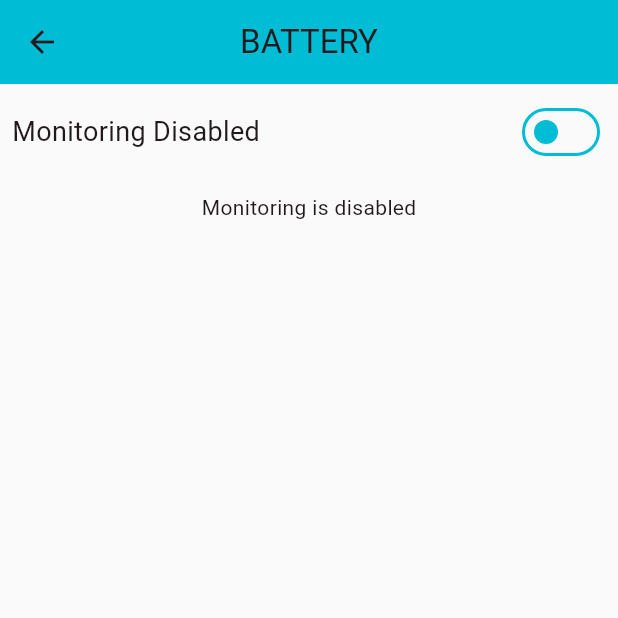
After one commit to HavWho/scand_test_app, a Flutter app: the screen it shows after launch, after a tap on an icon or button, on a phone screen of 412 x 824 dp, the top half of it. The commit adds this screen. Run offline on Flutter 3.47's test engine with Material 3 defaults, Android fonts, the phone set to English and light mode, and no system bars; our stand-ins replace flutter_bloc.

Commit message:
add details screen

```diff
--- a/lib/core/platform/device_platform_service.dart
+++ b/lib/core/platform/device_platform_service.dart
@@ -11,6 +11,6 @@ abstract class DevicePlatformService {
 
   Stream<DeviceEvent> observeEvents();
 
-  Future<void> startMonitoring(Duration interval);
+  Future<void> startMonitoring();
   Future<void> stopMonitoring();
 }
--- a/lib/features/dashboard/widgets/grid_view_container.dart
+++ b/lib/core/widgets/app_container.dart
@@ -1,13 +1,13 @@
 import 'package:flutter/material.dart';
 
-class GridViewContainer extends StatelessWidget {
+class AppContainer extends StatelessWidget {
   final Widget child;
   final EdgeInsets? padding;
   final Color? bgColor;
   final double? width;
   final double? height;
 
-  const GridViewContainer({
+  const AppContainer({
     super.key,
     required this.child,
     this.padding,
@@ -20,7 +20,6 @@ class GridViewContainer extends StatelessWidget {
   Widget build(BuildContext context) {
     return Container(
       width: width ?? double.infinity,
-      height: height ?? double.infinity,
       padding: padding ?? const EdgeInsets.all(16.0),
       decoration: BoxDecoration(
         color: bgColor ?? Colors.cyan,
--- a/lib/domain/events/device_event.dart
+++ b/lib/domain/events/device_event.dart
@@ -3,34 +3,67 @@ import 'package:scand_test_app/core/states/states.dart';
 
 sealed class DeviceEvent {
   const DeviceEvent();
+
+  String get type;
+  String get description;
 }
 
 class BatteryLevelChanged extends DeviceEvent {
   final int chargePercent;
 
   const BatteryLevelChanged(this.chargePercent);
+
+  @override
+  String get type => 'battery';
+
+  @override
+  String get description => chargePercent.toString();
 }
 
 class ChargingStateChanged extends DeviceEvent {
   final ChargingState state;
 
   const ChargingStateChanged(this.state);
+
+  @override
+  String get type => 'battery';
+
+  @override
+  String get description => state.name;
 }
 
 class PowerSavingModeChanged extends DeviceEvent {
   final bool enabled;
 
   const PowerSavingModeChanged(this.enabled);
+
+  @override
+  String get type => 'battery';
+
+  @override
+  String get description => enabled ? 'PS Enabled' : 'PS Disabled';
 }
 
 class NetworkStatusChanged extends DeviceEvent {
   final NetworkInfo network;
 
   const NetworkStatusChanged(this.network);
+
+  @override
+  String get type => 'network';
+
+  @override
+  String get description => '${network.isOnline ? 'Online' : 'Offline'} - ${network.type.title}';
 }
 
 class BluetoothStateChanged extends DeviceEvent {
   final BluetoothInfo bluetooth;
 
   const BluetoothStateChanged(this.bluetooth);
+
+  @override
+  String get type => 'bluetooth';
+
+  @override
+  String get description => bluetooth.state.name;
 }
--- a/lib/features/dashboard/dashboard_form.dart
+++ b/lib/features/dashboard/dashboard_form.dart
@@ -2,9 +2,10 @@ import 'package:flutter/material.dart';
 import 'package:flutter_bloc/flutter_bloc.dart';
 import 'package:scand_test_app/core/models/models.dart';
 import 'package:scand_test_app/core/states/charging_state.dart';
+import 'package:scand_test_app/core/widgets/app_container.dart';
 import 'package:scand_test_app/features/dashboard/bloc/dashboard_bloc.dart';
 import 'package:scand_test_app/features/dashboard/bloc/dashboard_state.dart';
-import 'package:scand_test_app/features/dashboard/widgets/grid_view_container.dart';
+import 'package:scand_test_app/features/details/details_screen.dart';
 
 import 'bloc/dashboard_events.dart';
 
@@ -18,7 +19,8 @@ class DashboardForm extends StatelessWidget {
     return Scaffold(
       backgroundColor: Colors.grey[50],
       appBar: AppBar(
-        title: Center(child: Text('Miashok SC& Test App')),
+        centerTitle: true,
+        title: Text('Miashok SC& Test App'),
         backgroundColor: Colors.cyan,
       ),
       body: Padding(
@@ -91,7 +93,7 @@ class DashboardForm extends StatelessWidget {
                   BlocSelector<DashboardBloc, DashboardState, DeviceInfo>(
                     selector: (state) => state.device,
                     builder: (context, device) {
-                      return GridViewContainer(
+                      return AppContainer(
                         child: Center(
                           child: Text(
                             '${device.deviceVendor.toUpperCase()} ${device.deviceModel}\n OS - ${device.osName} ${device.osVersion}',
@@ -102,7 +104,13 @@ class DashboardForm extends StatelessWidget {
                       );
                     },
                   ),
-                  GridViewContainer(
+                  InkWell(
+                    onTap: () {
+                      Navigator.of(context).push(
+                        MaterialPageRoute(builder: (_) => const DetailsScreen(dataType: 'battery')),
+                      );
+                    },
+                    child: AppContainer(
                       child: Column(
                         mainAxisAlignment: MainAxisAlignment.center,
                         children: [
@@ -139,15 +147,25 @@ class DashboardForm extends StatelessWidget {
                         ],
                       ),
                     ),
+                  ),
                   BlocSelector<DashboardBloc, DashboardState, NetworkInfo>(
                     selector: (state) => state.network,
                     builder: (context, network) {
-                      return GridViewContainer(
+                      return InkWell(
+                        onTap: () {
+                          Navigator.of(context).push(
+                            MaterialPageRoute(
+                              builder: (_) => const DetailsScreen(dataType: 'network'),
+                            ),
+                          );
+                        },
+                        child: AppContainer(
                           child: Center(
                             child: Text(
                               '${network.isOnline ? 'Online' : 'Offline'}\n${network.type.title}',
                               textAlign: TextAlign.center,
                               style: TextStyle(fontSize: 24),
+                            ),
                           ),
                         ),
                       );
@@ -156,12 +174,21 @@ class DashboardForm extends StatelessWidget {
                   BlocSelector<DashboardBloc, DashboardState, BluetoothInfo>(
                     selector: (state) => state.bluetooth,
                     builder: (context, bluetooth) {
-                      return GridViewContainer(
+                      return InkWell(
+                        onTap: () {
+                          Navigator.of(context).push(
+                            MaterialPageRoute(
+                              builder: (_) => const DetailsScreen(dataType: 'bluetooth'),
+                            ),
+                          );
+                        },
+                        child: AppContainer(
                           child: Center(
                             child: Text(
                               bluetooth.state.name,
                               textAlign: TextAlign.center,
                               style: TextStyle(fontSize: 24),
+                            ),
                           ),
                         ),
                       );
--- a/lib/features/details/bloc/details_bloc.dart
+++ b/lib/features/details/bloc/details_bloc.dart
@@ -0,0 +1,76 @@
+import 'dart:async';
+import 'package:flutter_bloc/flutter_bloc.dart';
+import 'package:scand_test_app/core/platform/device_platform_service.dart';
+import 'package:scand_test_app/domain/events/device_event.dart';
+import 'package:scand_test_app/features/details/utils/detail_event_entry.dart';
+import 'details_events.dart';
+import 'details_state.dart';
+
+class DetailsBloc extends Bloc<DetailsEvent, DetailsState> {
+  final DevicePlatformService _service;
+  final String _dataType;
+  StreamSubscription<DeviceEvent>? _subscription;
+
+  DetailsBloc({
+    required String dataType,
+    required DevicePlatformService service,
+  })  : _dataType = dataType,
+        _service = service,
+        super(DetailsState()) {
+    on<DetailsInit>(_onInit);
+    on<NewDataEvent>(_onNewData);
+    on<MonitoringToggled>(_onToggleMonitoring);
+  }
+
+  void _onInit(DetailsInit event, Emitter<DetailsState> emit) {
+    emit(state.copyWith(dataType: _dataType));
+  }
+
+  void _onNewData(NewDataEvent event, Emitter<DetailsState> emit) {
+    final updated = List<DetailEventEntry>.from(state.events)
+      ..insert(0, event.entry);
+
+    if (updated.length > 15) {
+      updated.removeRange(15, updated.length);
+    }
+
+    emit(state.copyWith(events: updated));
+  }
+
+  Future<void> _onToggleMonitoring(
+      MonitoringToggled event,
+      Emitter<DetailsState> emit,
+      ) async {
+    emit(state.copyWith(monitoringEnabled: event.enabled));
+
+    if (event.enabled) {
+      await _service.startMonitoring();
+      _subscription?.cancel();
+      _subscription = _service.observeEvents().listen(_onDeviceEvent);
+    } else {
+      await _service.stopMonitoring();
+      await _subscription?.cancel();
+      _subscription = null;
+    }
+  }
+
+  void _onDeviceEvent(DeviceEvent event) {
+    if (event.type != state.dataType) return;
+
+    add(
+      NewDataEvent(
+        DetailEventEntry(
+          timestamp: DateTime.timestamp(),
+          type: event.runtimeType.toString(),
+          description: event.description,
+        ),
+      ),
+    );
+  }
+
+  @override
+  Future<void> close() async {
+    await _subscription?.cancel();
+    return super.close();
+  }
+}
--- a/lib/features/details/bloc/details_events.dart
+++ b/lib/features/details/bloc/details_events.dart
@@ -0,0 +1,19 @@
+import 'package:scand_test_app/features/details/utils/detail_event_entry.dart';
+
+sealed class DetailsEvent {
+  const DetailsEvent();
+}
+
+class DetailsInit extends DetailsEvent {}
+
+class NewDataEvent extends DetailsEvent {
+  final DetailEventEntry entry;
+
+  const NewDataEvent(this.entry);
+}
+
+class MonitoringToggled extends DetailsEvent {
+  final bool enabled;
+
+  const MonitoringToggled(this.enabled);
+}
--- a/lib/features/details/bloc/details_state.dart
+++ b/lib/features/details/bloc/details_state.dart
@@ -0,0 +1,21 @@
+import 'package:scand_test_app/features/details/utils/detail_event_entry.dart';
+
+class DetailsState {
+  final List<DetailEventEntry> events;
+  final bool monitoringEnabled;
+  final String dataType;
+
+  const DetailsState({
+    this.events = const [],
+    this.monitoringEnabled = false,
+    this.dataType = '',
+  });
+
+  DetailsState copyWith({List<DetailEventEntry>? events, bool? monitoringEnabled, String? dataType}) {
+    return DetailsState(
+      events: events ?? this.events,
+      monitoringEnabled: monitoringEnabled ?? this.monitoringEnabled,
+      dataType: dataType ?? this.dataType,
+    );
+  }
+}
--- /dev/null
+++ b/lib/features/details/details_form.dart
@@ -0,0 +1,101 @@
+import 'package:flutter/material.dart';
+import 'package:flutter_bloc/flutter_bloc.dart';
+import 'package:scand_test_app/core/widgets/app_container.dart';
+
+import 'bloc/details_state.dart';
+import 'bloc/details_bloc.dart';
+import 'bloc/details_events.dart';
+import 'utils/detail_event_entry.dart';
+
+class DetailsForm extends StatelessWidget {
+  const DetailsForm({super.key});
+
+  @override
+  Widget build(BuildContext context) {
+    final bloc = context.read<DetailsBloc>();
+    return Scaffold(
+      backgroundColor: Colors.grey[50],
+      appBar: AppBar(
+        centerTitle: true,
+        title: BlocSelector<DetailsBloc, DetailsState, String>(
+          selector: (state) => state.dataType,
+          builder: (context, dataType) {
+            return Text(dataType.toUpperCase());
+          },
+        ),
+        backgroundColor: Colors.cyan,
+      ),
+      body: Padding(
+        padding: const EdgeInsets.all(8.0),
+        child: Column(
+          spacing: 16,
+          children: [
+            BlocSelector<DetailsBloc, DetailsState, bool>(
+              selector: (state) => state.monitoringEnabled,
+              builder: (context, monitoringEnabled) {
+                return Row(
+                  mainAxisAlignment: MainAxisAlignment.spaceBetween,
+                  children: [
+                    Text(
+                      'Monitoring ${monitoringEnabled ? 'Enabled' : 'Disabled'}',
+                      style: TextStyle(fontSize: 18),
+                    ),
+                    Switch(
+                      value: monitoringEnabled,
+                      activeThumbColor: Colors.cyan,
+                      inactiveTrackColor: Colors.grey[50],
+                      inactiveThumbColor: Colors.cyan,
+                      trackOutlineColor: WidgetStatePropertyAll<Color>(Colors.cyan),
+                      onChanged: (value) => bloc.add(MonitoringToggled(value)),
+                    ),
+                  ],
+                );
+              },
+            ),
+            BlocSelector<DetailsBloc, DetailsState, Map<String, dynamic>>(
+              selector: (state) => {
+                'monitoringEnabled': state.monitoringEnabled,
+                'events': state.events,
+              },
+              builder: (context, data) {
+                final monitoringEnabled = data['monitoringEnabled'] as bool;
+                final events = data['events'] as List<DetailEventEntry>;
+
+                if (!monitoringEnabled) {
+                  return const Center(child: Text('Monitoring is disabled'));
+                }
+
+                if (events.isEmpty) {
+                  return const Center(child: Text('No events yet'));
+                }
+
+                return Expanded(
+                  child: ListView.builder(
+                    reverse: true,
+                    itemCount: events.length,
+                    itemBuilder: (context, index) {
+                      final item = events[index];
+                      return Padding(
+                        padding: const EdgeInsets.only(bottom: 4),
+                        child: AppContainer(
+                          child: ListTile(
+                            leading: Icon(Icons.ac_unit_sharp, color: Colors.grey[50]),
+                            title: Text(item.description, style: TextStyle(fontSize: 18)),
+                            subtitle: Text(
+                              item.timestamp.toLocal().toIso8601String(),
+                              style: TextStyle(fontSize: 12),
+                            ),
+                          ),
+                        ),
+                      );
+                    },
+                  ),
+                );
+              },
+            ),
+          ],
+        ),
+      ),
+    );
+  }
+}
--- a/lib/features/details/details_screen.dart
+++ b/lib/features/details/details_screen.dart
@@ -0,0 +1,21 @@
+import 'package:flutter/material.dart';
+import 'package:flutter_bloc/flutter_bloc.dart';
+import 'package:scand_test_app/data/platform/device_platform_service_impl.dart';
+import 'package:scand_test_app/features/details/bloc/details_bloc.dart';
+import 'package:scand_test_app/features/details/bloc/details_events.dart';
+import 'package:scand_test_app/features/details/details_form.dart';
+
+class DetailsScreen extends StatelessWidget {
+  final String dataType;
+
+  const DetailsScreen({super.key, required this.dataType});
+
+  @override
+  Widget build(BuildContext context) {
+    return BlocProvider(
+      create: (context) =>
+          DetailsBloc(dataType: dataType, service: DevicePlatformServiceImpl())..add(DetailsInit()),
+      child: DetailsForm(),
+    );
+  }
+}
--- /dev/null
+++ b/lib/features/details/utils/detail_event_entry.dart
@@ -0,0 +1,31 @@
+class DetailEventEntry {
+  final DateTime timestamp;
+  final String type;
+  final String description;
+
+  const DetailEventEntry({required this.timestamp, required this.type, required this.description});
+
+  String get getNativeMethod => switch (type) {
+    'battery' => 'getBatteryInfo',
+    'network' => 'getNetworkInfo',
+    'bluetooth' => 'getBluetoothInfo',
+    _ => throw UnimplementedError(),
+  };
+
+  @override
+  bool operator ==(Object other) =>
+      identical(this, other) ||
+      other is DetailEventEntry &&
+          runtimeType == other.runtimeType &&
+          timestamp == other.timestamp &&
+          type == other.type &&
+          description == other.description;
+
+  @override
+  int get hashCode => Object.hash(timestamp, type, description);
+
+  @override
+  String toString() {
+    return 'DetailEventEntry(timestamp: $timestamp, type: $type, description: $description)';
+  }
+}
```
Also changed, not shown: lib/data/mappers/device_data_mapper.dart (+20 -8 lines), lib/data/platform/device_platform_service_impl.dart (+45 -46 lines), 3 other files. Lines whose indentation alone changed are shown as unchanged.
